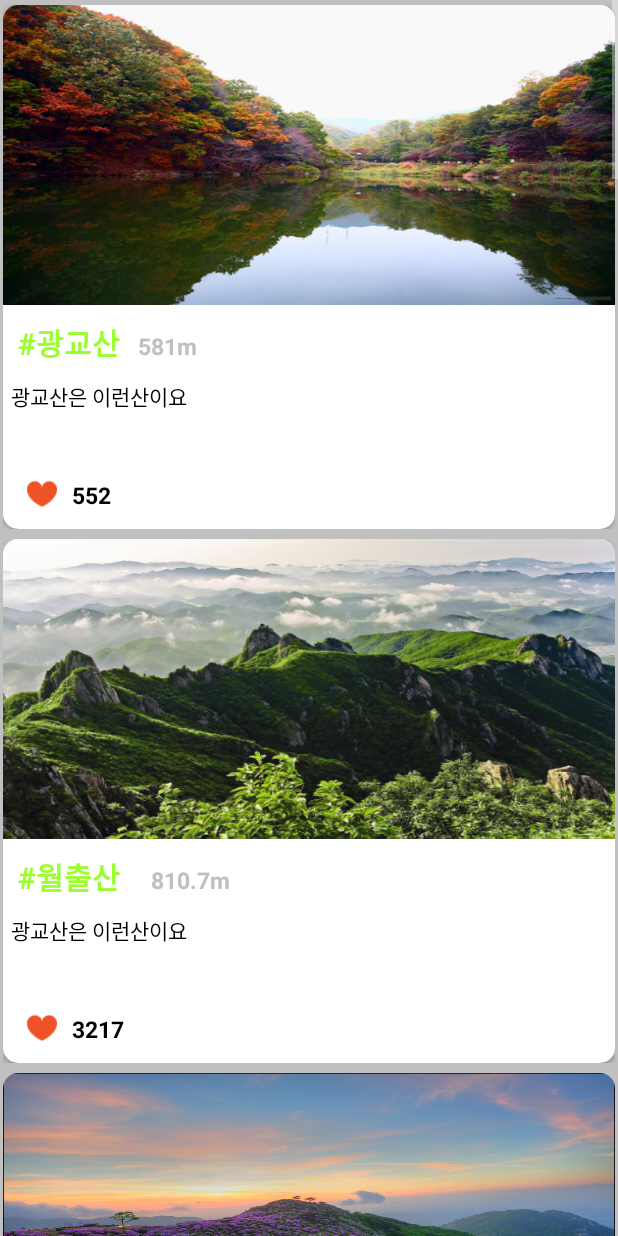
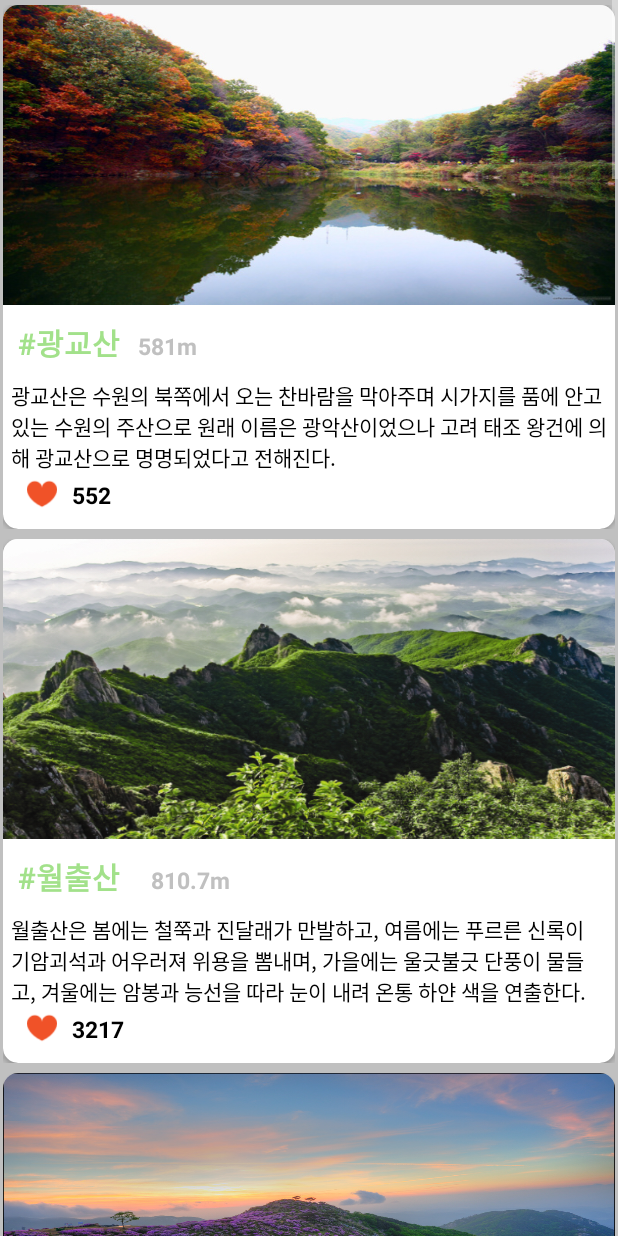
Before and after one commit to aragon1105/media_mountain_real, an Android app: the fragment Fragment_mountainlist shown on its own in the app's theme, on a phone screen of 412 x 824 dp. Run offline under Robolectric (Android 15) with nearby library versions, the phone set to English and light mode, and no system bars; our stand-ins replace CircleImageView; Roboto replaces fonts that are not available here.

Commit message:
각 산의 정보 표시/아빠가 이상해 등장인물 사진추가

```diff
--- a/app/src/main/java/company/co/kr/mountainking/Fragment_mountainlist.java
+++ b/app/src/main/java/company/co/kr/mountainking/Fragment_mountainlist.java
@@ -11,8 +11,6 @@ import android.view.View;
 import android.view.ViewGroup;
 import android.widget.ImageView;
 import android.widget.TextView;
-
-import org.w3c.dom.Text;
 
 import java.util.ArrayList;
 
@@ -62,22 +60,22 @@ public class Fragment_mountainlist extends Fragment{
     private void initDataset(){
 
         myDataset = new ArrayList<>();
-        myDataset.add(new MyData("#광교산","552","581m","광교산은 이런산이요",R.drawable.kwangkyo));
-        myDataset.add(new MyData("#월출산","3217","810.7m","광교산은 이런산이요",R.mipmap.wolchul));
-        myDataset.add(new MyData("#황매산","4533","1113m","광교산은 이런산이요",R.mipmap.hwangmae));
-        myDataset.add(new MyData("#덕유산","2230","1614.2m","광교산은 이런산이요",R.mipmap.deogyu));
-        myDataset.add(new MyData("#소백산","3794","1439.6m","광교산은 이런산이요",R.mipmap.sobaek));
-        myDataset.add(new MyData("#속리산","982","1058.4m","광교산은 이런산이요",R.mipmap.songni));
-        myDataset.add(new MyData("#지리산","4230","1915.4m","광교산은 이런산이요",R.mipmap.jiri));
-        myDataset.add(new MyData("#설악산","5980","1707.9m","광교산은 이런산이요",R.mipmap.seolak));
-        myDataset.add(new MyData("#한라산","7283","1947.2m","광교산은 이런산이요",R.mipmap.hanra));
-        myDataset.add(new MyData("#관악산","1201","632.2m","광교산은 이런산이요",R.mipmap.gwanak));
-        myDataset.add(new MyData("#치악산","1323","1282m","광교산은 이런산이요",R.mipmap.chiak));
-        myDataset.add(new MyData("#북한산","954","835.5m","광교산은 이런산이요",R.mipmap.bukhan));
-        myDataset.add(new MyData("#태백산","2282","1566.7m","광교산은 이런산이요",R.mipmap.taebaek));
-        myDataset.add(new MyData("#도봉산","1589","740m","광교산은 이런산이요",R.mipmap.dobong));
-        myDataset.add(new MyData("#내장산","875","763.5m","광교산은 이런산이요",R.mipmap.naejang));
-        myDataset.add(new MyData("#계룡산","2231","846.4m","광교산은 이런산이요",R.mipmap.gyeryong));
+        myDataset.add(new MyData("#광교산","552","581m","광교산은 수원의 북쪽에서 오는 찬바람을 막아주며 시가지를 품에 안고 있는 수원의 주산으로 원래 이름은 광악산이었으나 고려 태조 왕건에 의해 광교산으로 명명되었다고 전해진다.",R.drawable.kwangkyo));
+        myDataset.add(new MyData("#월출산","3217","810.7m","월출산은 봄에는 철쭉과 진달래가 만발하고, 여름에는 푸르른 신록이 기암괴석과 어우러져 위용을 뽐내며, 가을에는 울긋불긋 단풍이 물들고, 겨울에는 암봉과 능선을 따라 눈이 내려 온통 하얀 색을 연출한다.",R.mipmap.wolchul));
+        myDataset.add(new MyData("#황매산","4533","1113m","황매산은 주봉우리가 크게 하봉·중봉·상봉으로 나뉜다. 삼라만상을 전시해 놓은 듯한 모산재의 바위산이 절경이며 그 밖에 북서쪽 능선을 타고 펼쳐지는 황매평전의 철쭉 군락이 볼 만한 곳으로 꼽힌다." ,R.mipmap.hwangmae));
+        myDataset.add(new MyData("#덕유산","2230","1614.2m","덕유산은 지리산, 설악산에 이어 등산인들의 사랑을 받는 내륙지역의 가장 아름다운 산으로 알려져있고, 아름다운 계곡으로 명성이 높다.",R.mipmap.deogyu));
+        myDataset.add(new MyData("#소백산","3794","1439.6m","소백산은 장엄하나 완만한 산등성이와 끝없이 펼쳐지는 운해 그리고 울창한 산림이 수려한 계곡과 어울려 장관을 이루어 많은 등산객이 찾아든다. ",R.mipmap.sobaek));
+        myDataset.add(new MyData("#속리산","982","1058.4m","속리산은 봄에 산벚꽃, 여름에 푸른 소나무, 가을에 붉게 물든 단풍, 겨울에 설경으로 계절마다 고유한 아름다움을 드러낸다. 그러나 그 아름다움의 백미는 역시 화강암이 만든 다양한 크기의 기암괴석들이다.",R.mipmap.songni));
+        myDataset.add(new MyData("#지리산","4230","1915.4m","지리산은 천왕봉 바로 아래 위치하고 있는 천왕샘을 비롯하여 주능선 곳곳에서 아름다운 계곡과 폭포가 형성되어 탐방객의 발길을 붙잡는다.",R.mipmap.jiri));
+        myDataset.add(new MyData("#설악산","5980","1707.9m","설악산은 천의 얼굴을 가져 봄이면 진달래와 철쭉이 만발, 여름이면 신록의 푸르름이 협곡과 어우러져 장관을 이루고, 가을에는 붉게 물든 단풍이 암봉 사이로 불타오르며, 겨울에는 설국을 이룬다.",R.mipmap.seolak));
+        myDataset.add(new MyData("#한라산","7283","1947.2m","한라산은 폭포와 주상절리 등 아름다운 화산지형이 펼쳐지고, 해발고도에 따라 아열대·온대·냉대로 식생의 변화가 뚜렷하다. 봄의 철쭉·진달래·유채, 가을의 단풍, 겨울의 설경과 운해가 절경이다.",R.mipmap.hanra));
+        myDataset.add(new MyData("#관악산","1201","632.2m","관악산은 능선마다 바위가 많고 큰 바위 봉우리가 연결되어 웅장한 산세를 이룬다. 북한산·남한산·계양산 등과 함께 서울분지를 이중으로 둘러싼 자연의 방벽으로, 옛 서울의 요새지를 이루었다",R.mipmap.gwanak));
+        myDataset.add(new MyData("#치악산","1323","1282m","치악산은 아름다운 계곡과 원폭포로 볼거리가 많다. 이밖에 구룡사·상원사·석경사·국향사·보문사·입석사와 같은 오래된 절이 많이 있다.",R.mipmap.chiak));
+        myDataset.add(new MyData("#북한산","954","835.5m","북한산은 백두산, 지리산, 금강산, 묘향산과 함께 대한민국 오악에 포함되는 명산이다. 삼국시대에는 부아악이라고 불렀는데 아기를 등에 업고 있는 형상을 닮았다고 지어진 이름이다.",R.mipmap.bukhan));
+        myDataset.add(new MyData("#태백산","2282","1566.7m","태백산은 산 정상에는 예로부터 하늘에 제사를 지내던 천제단이 있어 매년 개천절에 태백제를 열고 천제를 지낸다. 볼거리로는 산 정상의 고산식물과 주목 군락, 6월 초순에 피는 철쭉이 유명하다.",R.mipmap.taebaek));
+        myDataset.add(new MyData("#도봉산","1589","740m","도봉산은 산 전체가 큰 바위로 이루어져 있다. 각 봉우리는 기복과 굴곡이 다양하여 절경을 이루고 있으며 그외 도봉산의 능선을 이루고 있다. 그 중 선인봉은 암벽 등반코스로 유명하다.",R.mipmap.dobong));
+        myDataset.add(new MyData("#내장산","875","763.5m","내장산은 가을철 단풍이 아름답고, 조선 8경의 하나로 꼽혔다. 금선폭포, 용수폭포, 신선문, 기름바위 등의 명소가 있다.",R.mipmap.naejang));
+        myDataset.add(new MyData("#계룡산","2231","846.4m","계룡산은 풍수지리에서도 우리나라 4대 명산으로 꼽힐 뿐 아니라, 관광지로도 제5위를 차지하여 국립공원으로 지정되어 있다. 특히, 계룡팔경은 경치가 아름다워 많은 관광객이 찾아든다.",R.mipmap.gyeryong));
     }
 
 
--- a/app/src/main/res/layout/item_cardview.xml
+++ b/app/src/main/res/layout/item_cardview.xml
@@ -62,7 +62,7 @@
                     android:gravity="center|left"
                     android:padding="10dp"
                     android:text="산이름"
-                    android:textColor="#9AFE2E"
+                    android:textColor="#9964cd3c"
                     android:textSize="20dp"
                     android:textStyle="bold" />
 
```
Also changed, not shown: app/src/main/java/company/co/kr/mountainking/Fragment_kinglist.java (+24 -24 lines), app/src/main/res/mipmap-xhdpi/haesuk.png (added), app/src/main/res/mipmap-xhdpi/hyoseop.png (added), app/src/main/res/mipmap-xhdpi/jinung.png (added), app/src/main/res/mipmap-xhdpi/junhyuk.png (added), app/src/main/res/mipmap-xhdpi/leejun.png (added), app/src/main/res/mipmap-xhdpi/mido.png (added), app/src/main/res/mipmap-xhdpi/oksuk.png (added), app/src/main/res/mipmap-xhdpi/seokwoo.png (added), app/src/main/res/mipmap-xhdpi/soyeon.png (added), app/src/main/res/mipmap-xhdpi/suyoung.png (added), app/src/main/res/mipmap-xhdpi/youngcheol.png (added).
